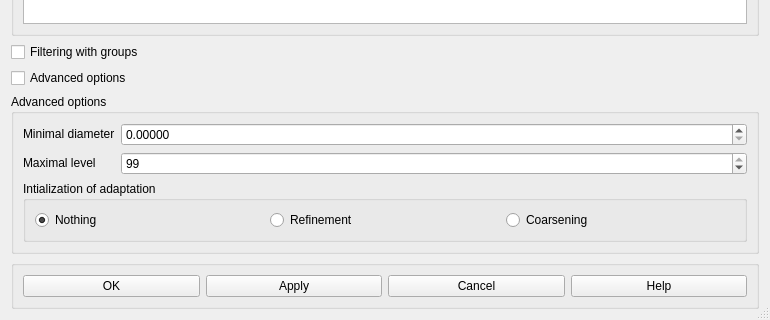
Above: src/HOMARDGUI/CreateHypothesis.ui from SalomePlatform/homard before the change; both pictures show x 0 to 770 and y 1108 to 1428 of the 770 by 1428 pixel window. Below: the same form after it.
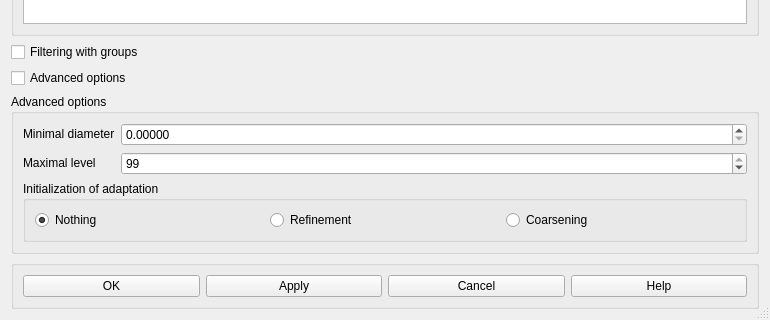
That is the form after the change.

Patch:
```diff
--- a/src/HOMARDGUI/CreateHypothesis.ui
+++ b/src/HOMARDGUI/CreateHypothesis.ui
@@ -800,7 +800,7 @@
       <item row="2" column="0" colspan="2">
        <widget class="QGroupBox" name="GBAdapInit">
         <property name="title">
-         <string>Intialization of adaptation</string>
+         <string>Initialization of adaptation</string>
         </property>
         <layout class="QGridLayout" name="gridLayout_2">
          <item row="0" column="0">
```
Left out of the diff: 16 changed lines with no effect on the pictures.
